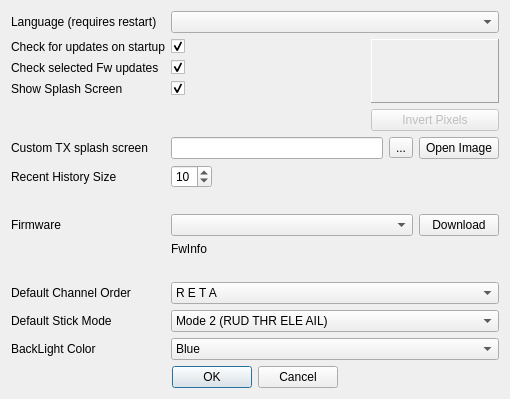
roberto1903/companion9x, file src/preferencesdialog.ui: the form before one commit.
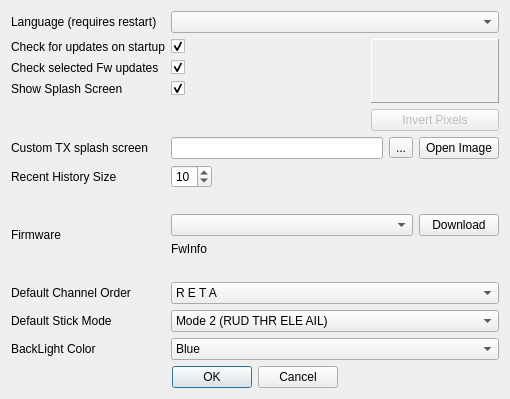
The form after the commit. Icons and pictures are not drawn.

Commit message: PleferencesDialog UI layout fix

What changed in the file:
```diff
--- a/src/preferencesdialog.ui
+++ b/src/preferencesdialog.ui
@@ -11,7 +11,7 @@
    </rect>
   </property>
   <property name="sizePolicy">
-   <sizepolicy hsizetype="MinimumExpanding" vsizetype="Preferred">
+   <sizepolicy hsizetype="Minimum" vsizetype="Preferred">
     <horstretch>0</horstretch>
     <verstretch>0</verstretch>
    </sizepolicy>
@@ -23,7 +23,7 @@
    <iconset resource="companion9x.qrc">
     <normaloff>:/images/preferences.png</normaloff>:/images/preferences.png</iconset>
   </property>
-  <layout class="QGridLayout" name="gridLayout">
+  <layout class="QGridLayout" name="gridLayout_2">
    <item row="0" column="0" colspan="2">
     <widget class="QLabel" name="label">
      <property name="text">
@@ -116,7 +116,7 @@
      </property>
     </widget>
    </item>
-   <item row="3" column="0">
+   <item row="3" column="0" colspan="2">
     <widget class="QLabel" name="label_4">
      <property name="text">
       <string>Show Splash Screen</string>
@@ -185,7 +185,7 @@
      </property>
     </widget>
    </item>
-   <item row="6" column="2" colspan="3">
+   <item row="6" column="2">
     <widget class="QSpinBox" name="historySize">
      <property name="sizePolicy">
       <sizepolicy hsizetype="Maximum" vsizetype="Fixed">
@@ -222,11 +222,11 @@
     </widget>
    </item>
    <item row="8" column="2" colspan="3">
-    <layout class="QHBoxLayout" name="horizontalLayout">
-     <item>
+    <layout class="QGridLayout" name="gridLayout">
+     <item row="0" column="0">
       <widget class="QComboBox" name="downloadVerCB"/>
      </item>
-     <item>
+     <item row="0" column="1">
       <widget class="QPushButton" name="fw_dnld">
        <property name="sizePolicy">
         <sizepolicy hsizetype="Fixed" vsizetype="Fixed">
@@ -239,16 +239,16 @@
        </property>
       </widget>
      </item>
+     <item row="1" column="0">
+      <widget class="QLabel" name="FwInfo">
+       <property name="text">
+        <string>FwInfo</string>
+       </property>
+      </widget>
+     </item>
     </layout>
    </item>
-   <item row="9" column="2">
-    <widget class="QLabel" name="FwInfo">
-     <property name="text">
-      <string>FwInfo</string>
-     </property>
-    </widget>
-   </item>
-   <item row="10" column="2" colspan="3">
+   <item row="9" column="2" colspan="3">
     <spacer name="horizontalSpacer_2">
      <property name="orientation">
       <enum>Qt::Horizontal</enum>
@@ -261,14 +261,14 @@
      </property>
     </spacer>
    </item>
-   <item row="11" column="0" colspan="2">
+   <item row="10" column="0" colspan="2">
     <widget class="QLabel" name="label_13">
      <property name="text">
       <string>Default Channel Order</string>
      </property>
     </widget>
    </item>
-   <item row="11" column="2" colspan="3">
+   <item row="10" column="2" colspan="3">
     <widget class="QComboBox" name="channelorderCB">
      <property name="whatsThis">
       <string>Channel order
@@ -400,14 +400,14 @@
      </item>
     </widget>
    </item>
-   <item row="12" column="0">
+   <item row="11" column="0">
     <widget class="QLabel" name="label_14">
      <property name="text">
       <string>Default Stick Mode</string>
      </property>
     </widget>
    </item>
-   <item row="12" column="2" colspan="3">
+   <item row="11" column="2" colspan="3">
     <widget class="QComboBox" name="stickmodeCB">
      <property name="whatsThis">
       <string>Mode selection:
@@ -455,14 +455,14 @@
      </item>
     </widget>
    </item>
-   <item row="13" column="0">
+   <item row="12" column="0">
     <widget class="QLabel" name="label_3">
      <property name="text">
       <string>BackLight Color</string>
      </property>
     </widget>
    </item>
-   <item row="13" column="2" colspan="3">
+   <item row="12" column="2" colspan="3">
     <widget class="QComboBox" name="backLightColor">
      <item>
       <property name="text">
@@ -491,7 +491,7 @@
      </item>
     </widget>
    </item>
-   <item row="14" column="0" colspan="5">
+   <item row="13" column="0" colspan="5">
     <layout class="QHBoxLayout" name="horizontalLayout_3">
      <item>
       <spacer name="horizontalSpacer_3">
@@ -534,7 +534,7 @@
      </item>
     </layout>
    </item>
-   <item row="15" column="3">
+   <item row="14" column="3">
     <spacer name="verticalSpacer">
      <property name="orientation">
       <enum>Qt::Vertical</enum>
@@ -567,6 +567,7 @@
   <zorder>backLightColor</zorder>
   <zorder>FwInfo</zorder>
   <zorder>startupCheck_companion9x</zorder>
+  <zorder>verticalSpacer_2</zorder>
  </widget>
  <resources>
   <include location="companion9x.qrc"/>
```
